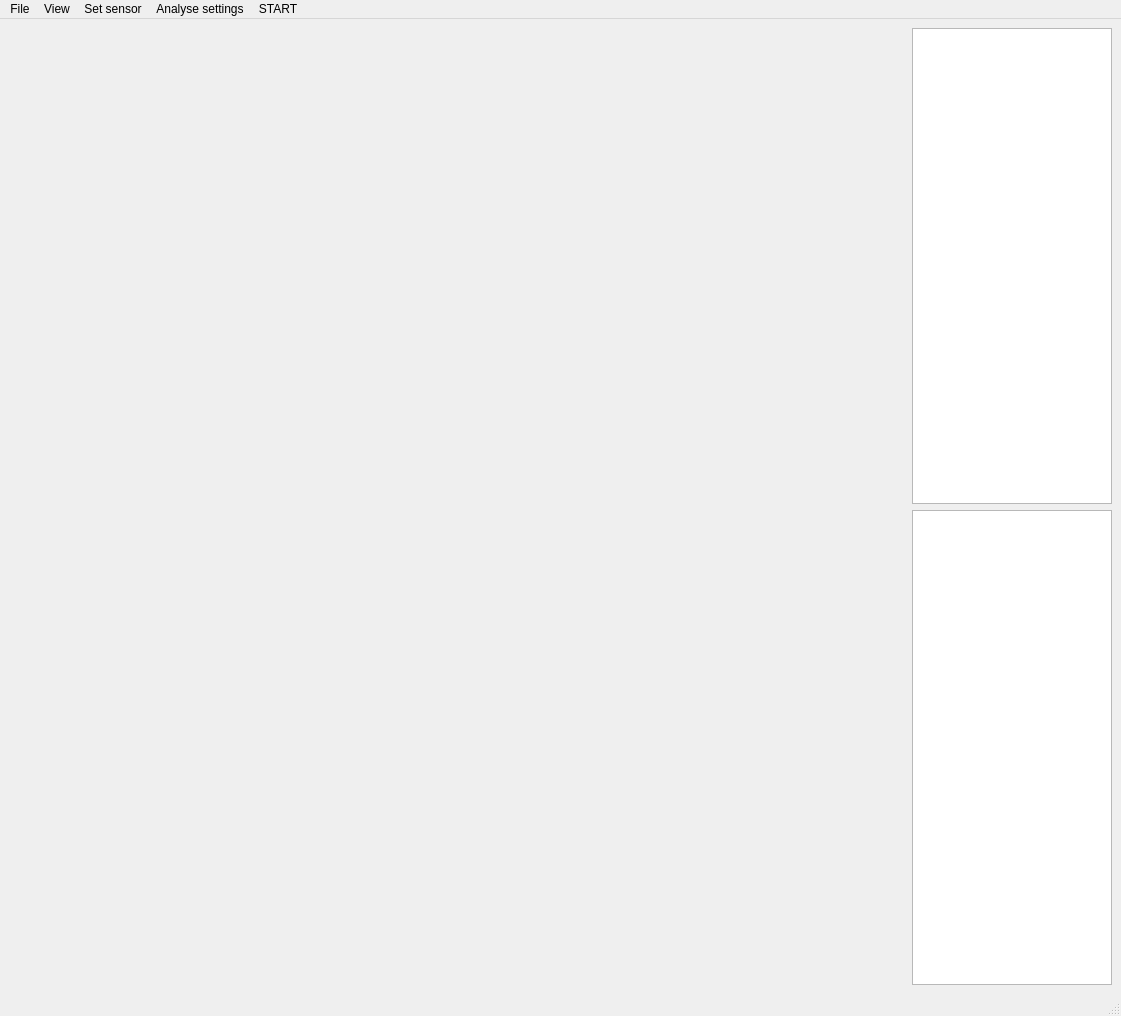
Old version of the form mainMenu.ui in the repository iMhack/NanoMotion.
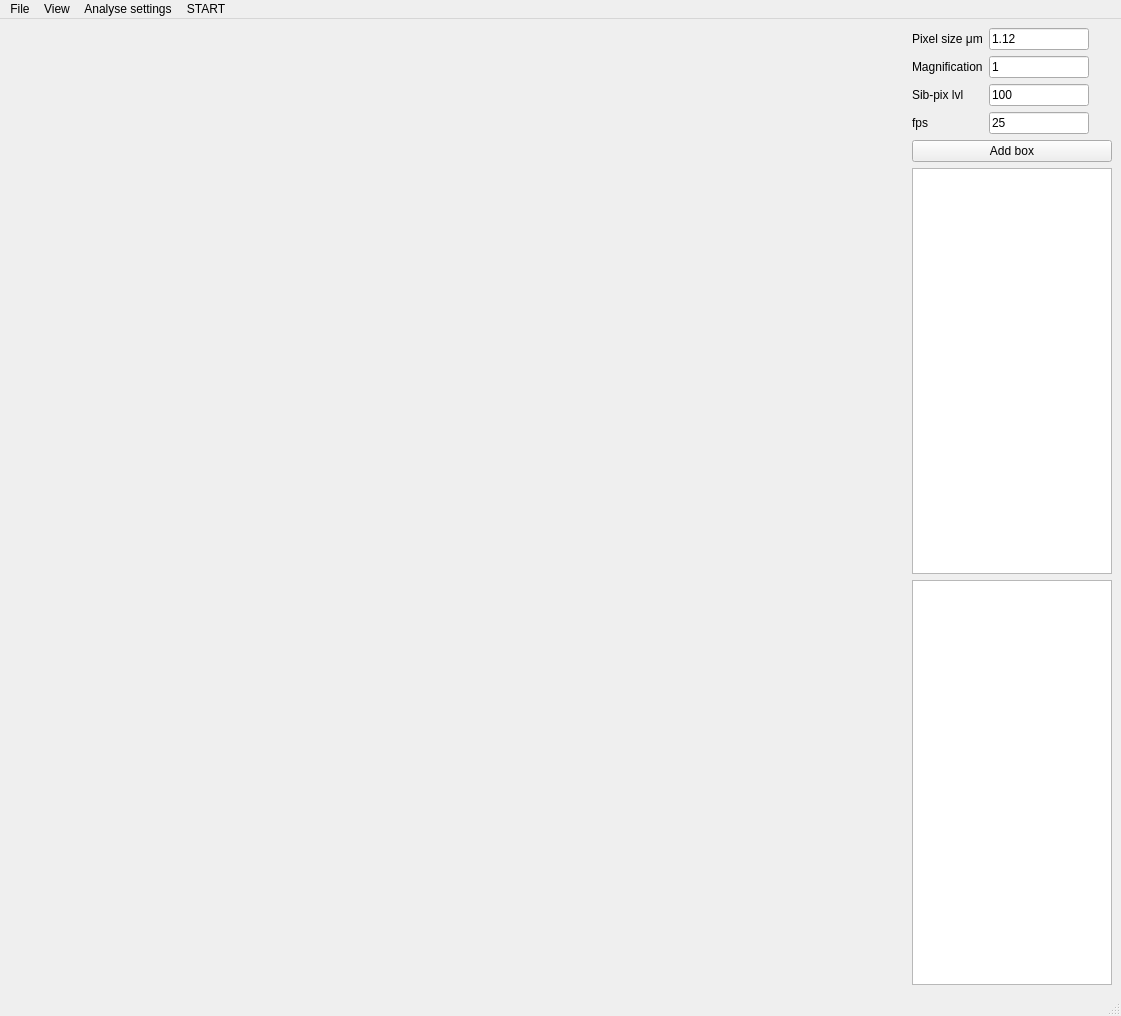
New version of the form.

```diff
--- a/mainMenu.ui
+++ b/mainMenu.ui
@@ -28,6 +28,151 @@
     </item>
     <item>
      <layout class="QVBoxLayout" name="verticalLayout">
+      <item>
+       <layout class="QFormLayout" name="formLayout">
+        <item row="1" column="1">
+         <widget class="QLineEdit" name="lineEdit">
+          <property name="sizePolicy">
+           <sizepolicy hsizetype="Maximum" vsizetype="Fixed">
+            <horstretch>0</horstretch>
+            <verstretch>0</verstretch>
+           </sizepolicy>
+          </property>
+          <property name="maximumSize">
+           <size>
+            <width>100</width>
+            <height>16777215</height>
+           </size>
+          </property>
+          <property name="toolTip">
+           <string>Sensor pixel size</string>
+          </property>
+          <property name="text">
+           <string>1.12</string>
+          </property>
+         </widget>
+        </item>
+        <item row="1" column="0">
+         <widget class="QLabel" name="label">
+          <property name="sizePolicy">
+           <sizepolicy hsizetype="Maximum" vsizetype="Preferred">
+            <horstretch>0</horstretch>
+            <verstretch>0</verstretch>
+           </sizepolicy>
+          </property>
+          <property name="maximumSize">
+           <size>
+            <width>100</width>
+            <height>16777215</height>
+           </size>
+          </property>
+          <property name="text">
+           <string>Pixel size μm</string>
+          </property>
+         </widget>
+        </item>
+        <item row="2" column="0">
+         <widget class="QLabel" name="label_2">
+          <property name="text">
+           <string>Magnification</string>
+          </property>
+         </widget>
+        </item>
+        <item row="2" column="1">
+         <widget class="QLineEdit" name="lineEdit_2">
+          <property name="sizePolicy">
+           <sizepolicy hsizetype="Maximum" vsizetype="Fixed">
+            <horstretch>0</horstretch>
+            <verstretch>0</verstretch>
+           </sizepolicy>
+          </property>
+          <property name="maximumSize">
+           <size>
+            <width>100</width>
+            <height>16777215</height>
+           </size>
+          </property>
+          <property name="toolTip">
+           <string>Enlarging factor</string>
+          </property>
+          <property name="text">
+           <string>1</string>
+          </property>
+         </widget>
+        </item>
+        <item row="3" column="0">
+         <widget class="QLabel" name="label_3">
+          <property name="text">
+           <string>Sib-pix lvl</string>
+          </property>
+         </widget>
+        </item>
+        <item row="3" column="1">
+         <widget class="QLineEdit" name="lineEdit_3">
+          <property name="sizePolicy">
+           <sizepolicy hsizetype="Maximum" vsizetype="Fixed">
+            <horstretch>0</horstretch>
+            <verstretch>0</verstretch>
+           </sizepolicy>
+          </property>
+          <property name="maximumSize">
+           <size>
+            <width>100</width>
+            <height>16777215</height>
+           </size>
+          </property>
+          <property name="toolTip">
+           <string>100 is usually good</string>
+          </property>
+          <property name="inputMask">
+           <string extracomment="100 is usually good"/>
+          </property>
+          <property name="text">
+           <string>100</string>
+          </property>
+         </widget>
+        </item>
+        <item row="4" column="0">
+         <widget class="QLabel" name="label_4">
+          <property name="text">
+           <string>fps</string>
+          </property>
+         </widget>
+        </item>
+        <item row="4" column="1">
+         <widget class="QLineEdit" name="lineEdit_4">
+          <property name="sizePolicy">
+           <sizepolicy hsizetype="Maximum" vsizetype="Fixed">
+            <horstretch>0</horstretch>
+            <verstretch>0</verstretch>
+           </sizepolicy>
+          </property>
+          <property name="maximumSize">
+           <size>
+            <width>100</width>
+            <height>16777215</height>
+           </size>
+          </property>
+          <property name="text">
+           <string>25</string>
+          </property>
+         </widget>
+        </item>
+        <item row="5" column="0" colspan="2">
+         <widget class="QPushButton" name="pushButton">
+          <property name="maximumSize">
+           <size>
+            <width>200</width>
+            <height>16777215</height>
+           </size>
+          </property>
+          <property name="text">
+           <string>Add box</string>
+          </property>
+         </widget>
+        </item>
+       </layout>
+      </item>
       <item>
        <widget class="QListWidget" name="views">
         <property name="sizePolicy">
@@ -98,13 +243,6 @@
     <addaction name="menuView_plot"/>
     <addaction name="actionSub_frameset"/>
    </widget>
-   <widget class="QMenu" name="menuSet_sensor">
-    <property name="title">
-     <string>Set sensor</string>
-    </property>
-    <addaction name="actionPixel_size"/>
-    <addaction name="actionMagnification"/>
-   </widget>
    <widget class="QMenu" name="menuAnalyse_settings">
     <property name="title">
      <string>Analyse settings</string>
@@ -121,7 +259,6 @@
    </widget>
    <addaction name="menuFile"/>
    <addaction name="menuView"/>
-   <addaction name="menuSet_sensor"/>
    <addaction name="menuAnalyse_settings"/>
    <addaction name="menuSTART"/>
   </widget>
```
Left out of the diff: 7 changed lines with no effect on the pictures.
